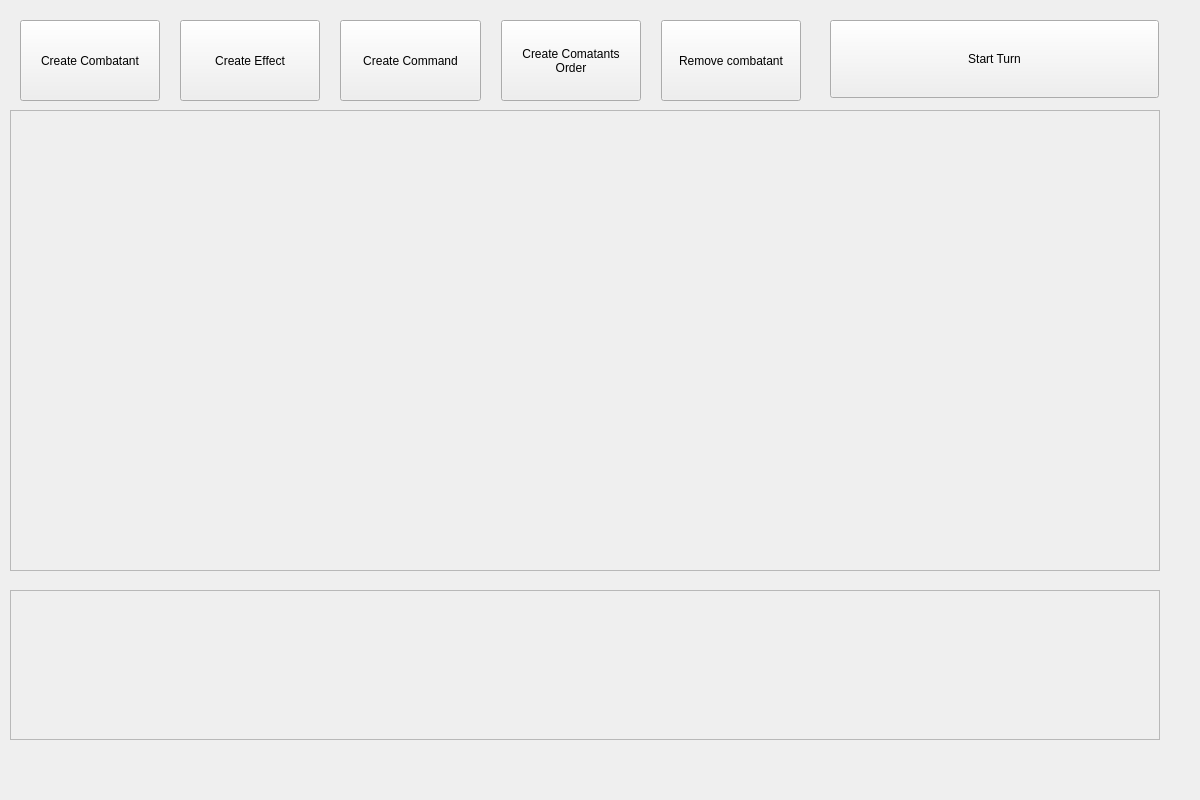
The window that src/ManagerPF2E/managerwidget.ui (lazaropo/2EManager) describes before a commit, drawn with Qt 5.
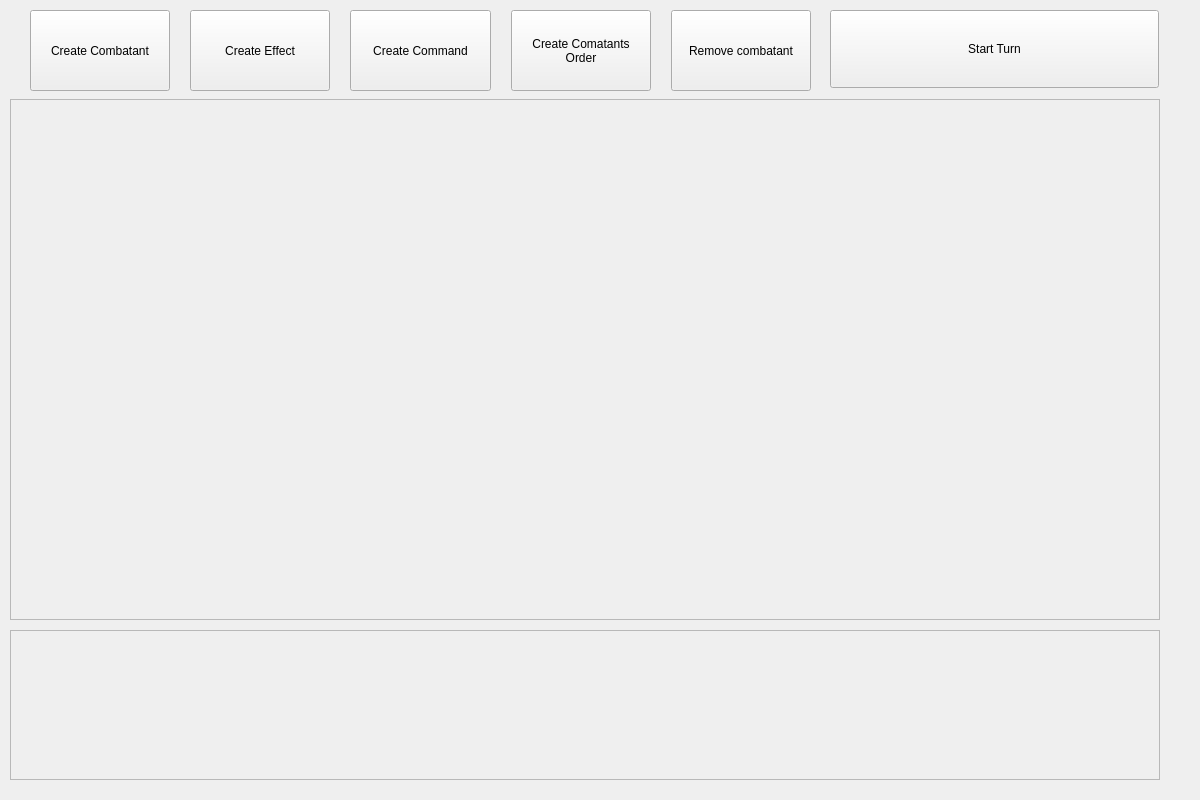
The same window after the commit.

The edit to the form file:
```diff
--- a/src/ManagerPF2E/managerwidget.ui
+++ b/src/ManagerPF2E/managerwidget.ui
@@ -17,9 +17,9 @@
    <property name="geometry">
     <rect>
      <x>10</x>
-     <y>110</y>
+     <y>99</y>
      <width>1150</width>
-     <height>461</height>
+     <height>521</height>
     </rect>
    </property>
    <property name="mouseTracking">
@@ -40,7 +40,7 @@
       <x>0</x>
       <y>0</y>
       <width>1148</width>
-      <height>459</height>
+      <height>519</height>
      </rect>
     </property>
    </widget>
@@ -48,8 +48,8 @@
   <widget class="QWidget" name="layoutWidget">
    <property name="geometry">
     <rect>
-     <x>20</x>
-     <y>20</y>
+     <x>30</x>
+     <y>10</y>
      <width>781</width>
      <height>81</height>
     </rect>
@@ -130,7 +130,7 @@
    <property name="geometry">
     <rect>
      <x>10</x>
-     <y>590</y>
+     <y>630</y>
      <width>1150</width>
      <height>150</height>
     </rect>
@@ -153,7 +153,7 @@
    <property name="geometry">
     <rect>
      <x>830</x>
-     <y>20</y>
+     <y>10</y>
      <width>329</width>
      <height>78</height>
     </rect>
```
Left out of the diff: 2 changed lines with no effect on the pictures.
